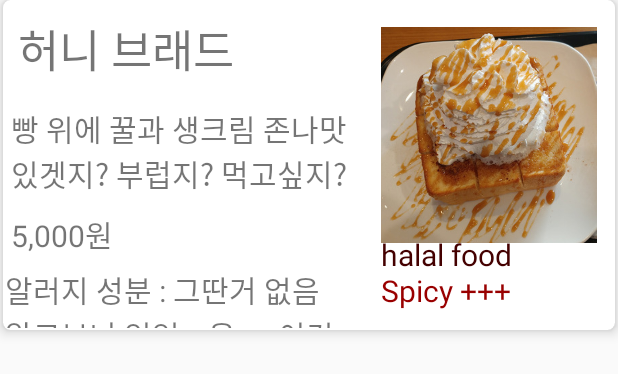
After one commit to nara020/FOR__AMY1006, an Android app: the layout chickendetail_item.xml on its own in the app's theme, with its tools: preview values and no code run, on a phone screen of 412 x 824 dp. The commit adds this screen. Shown: the top 374 px of the screen. Run offline under Robolectric (Android 15) with nearby library versions, the light colour scheme and no system bars.

Commit message:
2020 02 12

```diff
--- a/app/build.gradle
+++ b/app/build.gradle
@@ -52,6 +52,8 @@ dependencies {
     implementation 'com.github.bumptech.glide:glide:4.11.0'
     annotationProcessor 'com.github.bumptech.glide:compiler:4.11.0'
     implementation 'dev.dworks.libs:volleyplus:+'
+    implementation 'com.github.amarjain07:StickyScrollView:1.0.2'
+
 
 
 
--- /dev/null
+++ b/app/src/main/res/layout/chickendetail_item.xml
@@ -0,0 +1,114 @@
+<?xml version="1.0" encoding="utf-8"?>
+<androidx.cardview.widget.CardView xmlns:android="http://schemas.android.com/apk/res/android"
+    xmlns:app="http://schemas.android.com/apk/res-auto"
+    xmlns:tools="http://schemas.android.com/tools"
+    android:layout_width="match_parent"
+    android:layout_height="220dp"
+    android:layout_marginStart="2dp"
+    android:layout_marginLeft="2dp"
+    android:layout_marginEnd="2dp"
+    android:layout_marginRight="2dp"
+    android:layout_marginBottom="1dp"
+    app:cardCornerRadius="5dp"
+    app:cardElevation="5dp">
+
+    <LinearLayout
+        android:layout_width="match_parent"
+        android:layout_height="match_parent"
+        android:orientation="horizontal">
+
+
+        <LinearLayout
+            android:layout_width="232dp"
+            android:layout_height="220dp"
+            android:layout_marginBottom="70dp"
+            android:orientation="vertical">
+
+            <TextView
+                android:id="@+id/name"
+                android:layout_width="250dp"
+                android:layout_height="wrap_content"
+                android:layout_gravity="center_vertical"
+                android:layout_margin="10dp"
+                android:textSize="30sp"
+                tools:text="허니 브래드" />
+
+            <TextView
+                android:id="@+id/explain"
+                android:layout_width="232dp"
+                android:layout_height="wrap_content"
+                android:layout_gravity="center_vertical"
+                android:layout_margin="5dp"
+                android:textSize="20sp"
+                tools:text="빵 위에 꿀과 생크림 존나맛있겟지? 부럽지? 먹고싶지? " />
+
+            <TextView
+                android:id="@+id/price"
+                android:layout_width="250dp"
+                android:layout_height="wrap_content"
+                android:layout_gravity="center_vertical"
+                android:layout_margin="5dp"
+                android:textSize="20sp"
+                tools:text="5,000원" />
+
+
+            <TextView
+                android:id="@+id/allegi"
+                android:layout_width="232dp"
+                android:layout_height="wrap_content"
+                android:layout_gravity="center_vertical"
+                android:layout_margin="1dp"
+                android:textSize="20sp"
+                tools:text="알러지 성분 : 그딴거 없음 알고보니 있었ㅠ음 ㅠ 이것  " />
+
+
+
+
+        </LinearLayout>
+
+        <LinearLayout
+            android:layout_width="174dp"
+            android:layout_height="220dp"
+            android:layout_marginBottom="70dp"
+            android:orientation="vertical">
+<FrameLayout
+    android:layout_width="174dp"
+    android:layout_height="180dp">
+
+
+
+
+    <ImageView
+        android:id="@+id/iv_picture"
+        android:layout_width="163dp"
+        android:layout_height="144dp"
+        android:layout_gravity="center_vertical"
+        android:layout_margin="10dp"
+        tools:src="@drawable/bread" />
+
+    <TextView
+        android:id="@+id/halal"
+        android:layout_width="125dp"
+        android:layout_height="wrap_content"
+        android:layout_gravity="center_vertical"
+        android:layout_marginTop="80dp"
+        android:textColor="#400"
+        android:paddingLeft="20dp"
+        android:textSize="20sp"
+        tools:text="halal food" />
+</FrameLayout>
+            <TextView
+                android:id="@+id/spicy"
+                android:layout_width="125dp"
+                android:layout_height="wrap_content"
+                android:layout_gravity="center_vertical"
+                android:paddingLeft="20dp"
+                android:textSize="20sp"
+                android:textColor="#900"
+                tools:text="Spicy +++" />
+
+        </LinearLayout>
+
+    </LinearLayout>
+
+</androidx.cardview.widget.CardView>
--- a/build.gradle
+++ b/build.gradle
@@ -19,6 +19,8 @@ allprojects {
     repositories {
         google()
         jcenter()
+
+        maven { url "https://jitpack.io" }
     }
 }
 
```
Also changed, not shown: app/src/main/AndroidManifest.xml (+6 -2 lines), app/src/main/java/com/example/horim/FoodInfo.java (deleted, +0 -11 lines), app/src/main/java/com/example/horim/adapters/MenuAdapter.java (added, +102 -0 lines), app/src/main/java/com/example/horim/adapters/MyAdapter.java (renamed from app/src/main/java/com/example/horim/MyAdapter.java, +8 -5 lines), app/src/main/java/com/example/horim/adapters/PostAdapter.java (deleted, +0 -58 lines), app/src/main/java/com/example/horim/chickenActivity.java (+6 -7 lines), app/src/main/java/com/example/horim/chickendetail.java (+57 -8 lines), app/src/main/java/com/example/horim/menudetail.java (added, +90 -0 lines), app/src/main/java/com/example/horim/models/FoodInfo.java (added, +11 -0 lines), app/src/main/java/com/example/horim/models/MenuInfo.java (added, +21 -0 lines), app/src/main/java/com/example/horim/models/Post.java (deleted, +0 -65 lines), app/src/main/res/layout/chickendetail.xml (+35 -25 lines), app/src/main/res/layout/item_post.xml (deleted, +0 -26 lines), app/src/main/res/layout/menudetail.xml (added, +17 -0 lines).
